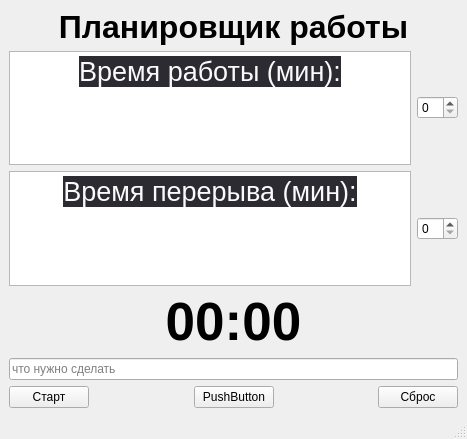
Old version of the form mainwindow.ui in the repository F3lixxx/BreakTime.
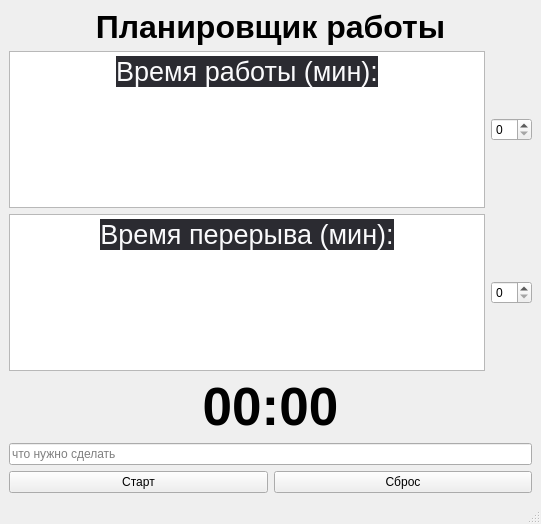
New version of the form.

The edit to the form file:
```diff
--- a/mainwindow.ui
+++ b/mainwindow.ui
@@ -6,8 +6,8 @@
    <rect>
     <x>0</x>
     <y>0</y>
-    <width>467</width>
-    <height>439</height>
+    <width>541</width>
+    <height>524</height>
    </rect>
   </property>
   <property name="windowTitle">
@@ -41,7 +41,7 @@
 hr { height: 1px; border-width: 0; }
 li.unchecked::marker { content: &quot;\2610&quot;; }
 li.checked::marker { content: &quot;\2612&quot;; }
-&lt;/style&gt;&lt;/head&gt;&lt;body style=&quot; font-family:'Segoe UI'; font-size:22pt; font-weight:400; font-style:normal;&quot;&gt;
+&lt;/style&gt;&lt;/head&gt;&lt;body style=&quot; font-family:'Ubuntu Sans'; font-size:22pt; font-weight:400; font-style:normal;&quot;&gt;
 &lt;p align=&quot;center&quot; style=&quot; margin-top:0px; margin-bottom:0px; margin-left:0px; margin-right:0px; -qt-block-indent:0; text-indent:0px;&quot;&gt;&lt;span style=&quot; font-family:'system-ui','ui-sans-serif','-apple-system','BlinkMacSystemFont','sans-serif','Inter','NotoSansHans'; font-size:20pt; color:#fafafc; background-color:#2b2b31;&quot;&gt;Время работы (мин):&lt;/span&gt;&lt;/p&gt;&lt;/body&gt;&lt;/html&gt;</string>
           </property>
           <property name="cursorWidth">
@@ -77,7 +77,7 @@
 hr { height: 1px; border-width: 0; }
 li.unchecked::marker { content: &quot;\2610&quot;; }
 li.checked::marker { content: &quot;\2612&quot;; }
-&lt;/style&gt;&lt;/head&gt;&lt;body style=&quot; font-family:'Segoe UI'; font-size:9pt; font-weight:400; font-style:normal;&quot;&gt;
+&lt;/style&gt;&lt;/head&gt;&lt;body style=&quot; font-family:'Ubuntu Sans'; font-size:11pt; font-weight:400; font-style:normal;&quot;&gt;
 &lt;p align=&quot;center&quot; style=&quot; margin-top:0px; margin-bottom:0px; margin-left:0px; margin-right:0px; -qt-block-indent:0; text-indent:0px;&quot;&gt;&lt;span style=&quot; font-family:'system-ui','ui-sans-serif','-apple-system','BlinkMacSystemFont','sans-serif','Inter','NotoSansHans'; font-size:20pt; color:#fafafc; background-color:#2b2b31;&quot;&gt;Время перерыва (мин):&lt;/span&gt;&lt;/p&gt;&lt;/body&gt;&lt;/html&gt;</string>
           </property>
           <property name="overwriteMode">
@@ -137,39 +137,6 @@
           </property>
          </widget>
         </item>
-        <item>
-         <spacer name="horizontalSpacer_2">
-          <property name="orientation">
-           <enum>Qt::Orientation::Horizontal</enum>
-          </property>
-          <property name="sizeHint" stdset="0">
-           <size>
-            <width>40</width>
-            <height>20</height>
-           </size>
-          </property>
-         </spacer>
-        </item>
-        <item>
-         <widget class="QPushButton" name="pushButton">
-          <property name="text">
-           <string>PushButton</string>
-          </property>
-         </widget>
-        </item>
-        <item>
-         <spacer name="horizontalSpacer">
-          <property name="orientation">
-           <enum>Qt::Orientation::Horizontal</enum>
-          </property>
-          <property name="sizeHint" stdset="0">
-           <size>
-            <width>40</width>
-            <height>20</height>
-           </size>
-          </property>
-         </spacer>
-        </item>
         <item>
          <widget class="QPushButton" name="pb_reset">
           <property name="text">
```
Left out of the diff: 14 changed lines with no effect on the pictures.
